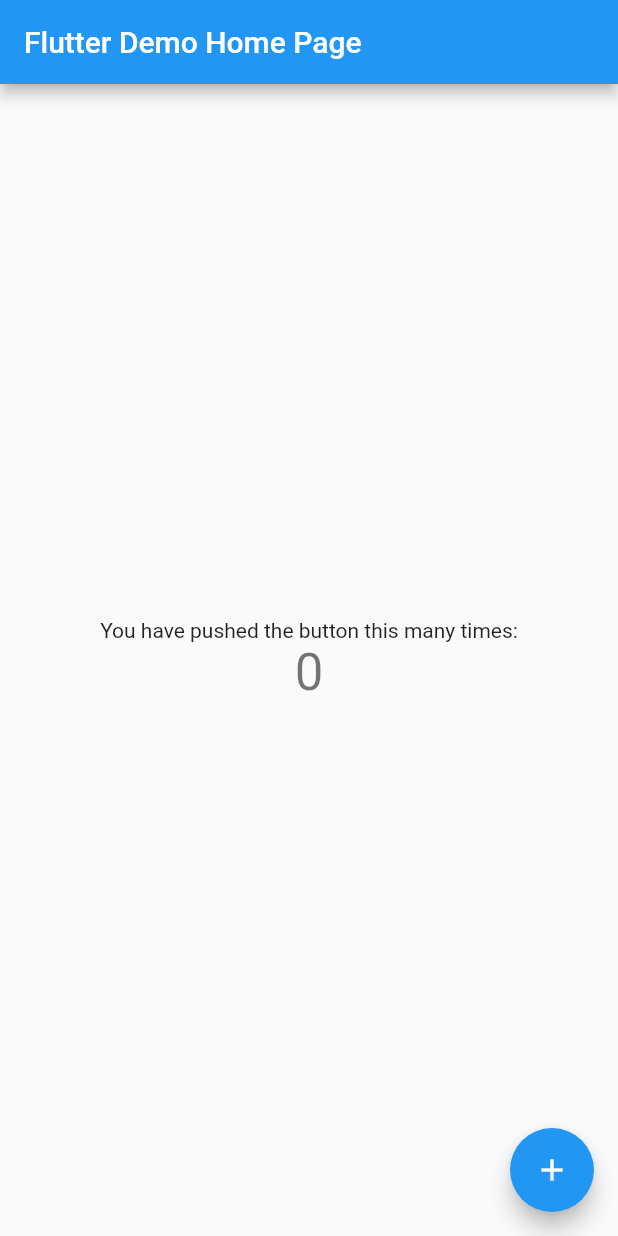
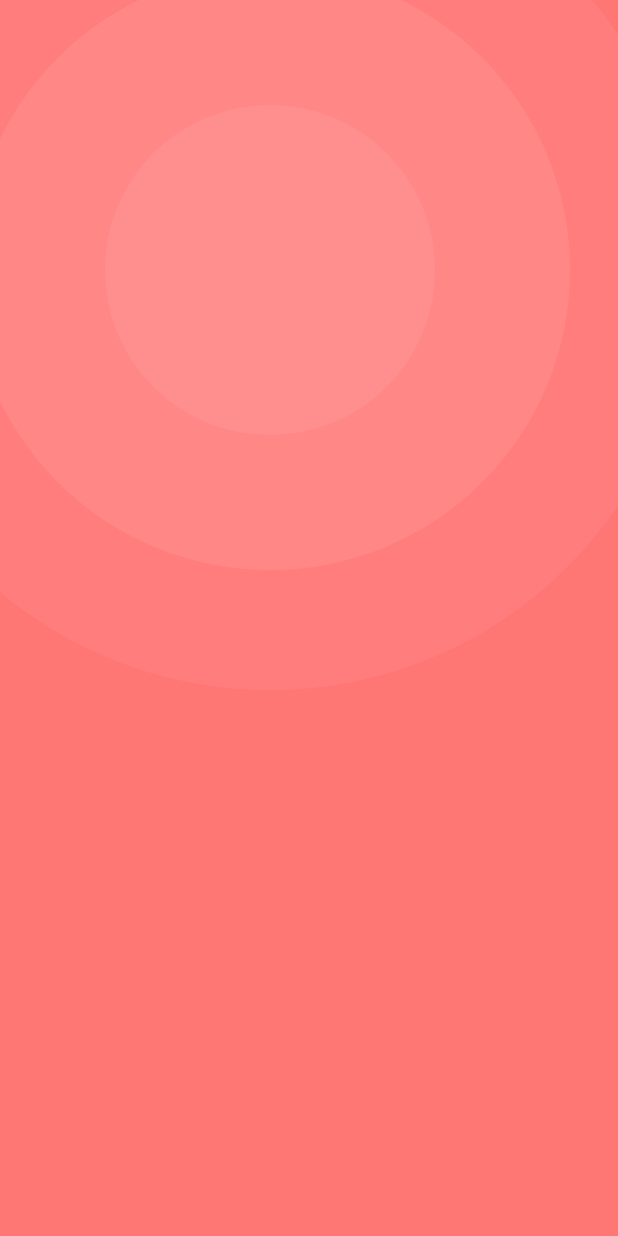
Before and after one commit to alisha-budhathoki/onBoarding_design, a Flutter app: the screen it shows after launch, on a phone screen of 412 x 824 dp. Run offline on Flutter 3.47's test engine with Material 2 defaults, Android fonts, the phone set to English and light mode, and no system bars.

Commit message:
- Add onboarding screen 1, 2, and 3 designs - added circles and its variations - added curves

```diff
--- a/lib/main.dart
+++ b/lib/main.dart
@@ -1,4 +1,6 @@
 import 'package:flutter/material.dart';
+
+import 'screens/home_page.dart';
 
 void main() {
   runApp(MyApp());
@@ -11,107 +13,10 @@ class MyApp extends StatelessWidget {
     return MaterialApp(
       title: 'Flutter Demo',
       theme: ThemeData(
-        // This is the theme of your application.
-        //
-        // Try running your application with "flutter run". You'll see the
-        // application has a blue toolbar. Then, without quitting the app, try
-        // changing the primarySwatch below to Colors.green and then invoke
-        // "hot reload" (press "r" in the console where you ran "flutter run",
-        // or simply save your changes to "hot reload" in a Flutter IDE).
-        // Notice that the counter didn't reset back to zero; the application
-        // is not restarted.
         primarySwatch: Colors.blue,
-        // This makes the visual density adapt to the platform that you run
-        // the app on. For desktop platforms, the controls will be smaller and
-        // closer together (more dense) than on mobile platforms.
         visualDensity: VisualDensity.adaptivePlatformDensity,
       ),
-      home: MyHomePage(title: 'Flutter Demo Home Page'),
+      home: HomePage(),
     );
   }
 }
-
-class MyHomePage extends StatefulWidget {
-  MyHomePage({Key key, this.title}) : super(key: key);
-
-  // This widget is the home page of your application. It is stateful, meaning
-  // that it has a State object (defined below) that contains fields that affect
-  // how it looks.
-
-  // This class is the configuration for the state. It holds the values (in this
-  // case the title) provided by the parent (in this case the App widget) and
-  // used by the build method of the State. Fields in a Widget subclass are
-  // always marked "final".
-
-  final String title;
-
-  @override
-  _MyHomePageState createState() => _MyHomePageState();
-}
-
-class _MyHomePageState extends State<MyHomePage> {
-  int _counter = 0;
-
-  void _incrementCounter() {
-    setState(() {
-      // This call to setState tells the Flutter framework that something has
-      // changed in this State, which causes it to rerun the build method below
-      // so that the display can reflect the updated values. If we changed
-      // _counter without calling setState(), then the build method would not be
-      // called again, and so nothing would appear to happen.
-      _counter++;
-    });
-  }
-
-  @override
-  Widget build(BuildContext context) {
-    // This method is rerun every time setState is called, for instance as done
-    // by the _incrementCounter method above.
-    //
-    // The Flutter framework has been optimized to make rerunning build methods
-    // fast, so that you can just rebuild anything that needs updating rather
-    // than having to individually change instances of widgets.
-    return Scaffold(
-      appBar: AppBar(
-        // Here we take the value from the MyHomePage object that was created by
-        // the App.build method, and use it to set our appbar title.
-        title: Text(widget.title),
-      ),
-      body: Center(
-        // Center is a layout widget. It takes a single child and positions it
-        // in the middle of the parent.
-        child: Column(
-          // Column is also a layout widget. It takes a list of children and
-          // arranges them vertically. By default, it sizes itself to fit its
-          // children horizontally, and tries to be as tall as its parent.
-          //
-          // Invoke "debug painting" (press "p" in the console, choose the
-          // "Toggle Debug Paint" action from the Flutter Inspector in Android
-          // Studio, or the "Toggle Debug Paint" command in Visual Studio Code)
-          // to see the wireframe for each widget.
-          //
-          // Column has various properties to control how it sizes itself and
-          // how it positions its children. Here we use mainAxisAlignment to
-          // center the children vertically; the main axis here is the vertical
-          // axis because Columns are vertical (the cross axis would be
-          // horizontal).
-          mainAxisAlignment: MainAxisAlignment.center,
-          children: <Widget>[
-            Text(
-              'You have pushed the button this many times:',
-            ),
-            Text(
-              '$_counter',
-              style: Theme.of(context).textTheme.headline4,
-            ),
-          ],
-        ),
-      ),
-      floatingActionButton: FloatingActionButton(
-        onPressed: _incrementCounter,
-        tooltip: 'Increment',
-        child: Icon(Icons.add),
-      ), // This trailing comma makes auto-formatting nicer for build methods.
-    );
-  }
-}
--- a/lib/screens/home_page.dart
+++ b/lib/screens/home_page.dart
@@ -0,0 +1,18 @@
+import 'package:custom_shape_onboarding/screens/onboarding_screen2.dart';
+import 'package:flutter/material.dart';
+
+import 'onboarding_screen3.dart';
+import 'top_bar.dart';
+
+class HomePage extends StatelessWidget {
+  const HomePage({Key key}) : super(key: key);
+
+  @override
+  Widget build(BuildContext context) {
+    return Scaffold(
+        body: Container(
+      // alignment: Alignment.bottomCenter,
+      child: OnBoardingScreen3(),
+    ));
+  }
+}
--- /dev/null
+++ b/lib/screens/onboarding_screen3.dart
@@ -0,0 +1,43 @@
+import 'package:custom_shape_onboarding/widgets/onboarding_curve1.dart';
+import 'package:custom_shape_onboarding/widgets/shapes/custom_shape_circle.dart';
+import 'package:flutter/material.dart';
+
+class OnBoardingScreen3 extends StatelessWidget {
+  @override
+  Widget build(BuildContext context) {
+    return Scaffold(
+      backgroundColor: Color(0xFFff7775),
+      body: Stack(
+        children: [
+          Positioned(
+            top: 180,
+            left: 180,
+            child: CustomPaint(
+              child: Container(),
+              painter: CustomCircle(
+                  radius: 110, color: Color(0xFFff8f8e).withOpacity(1)),
+            ),
+          ),
+          Positioned(
+            top: 180,
+            left: 180,
+            child: CustomPaint(
+              child: Container(),
+              painter: CustomCircle(
+                  radius: 200, color: Color(0xFFff8f8e).withOpacity(0.6)),
+            ),
+          ),
+          Positioned(
+            top: 180,
+            left: 180,
+            child: CustomPaint(
+              child: Container(),
+              painter: CustomCircle(
+                  radius: 280, color: Color(0xFFff8f8e).withOpacity(0.3)),
+            ),
+          ),
+        ],
+      ),
+    );
+  }
+}
--- /dev/null
+++ b/lib/widgets/shapes/custom_shape_circle.dart
@@ -0,0 +1,30 @@
+import 'package:flutter/material.dart';
+
+class CustomCircle extends CustomPainter {
+  final double widthVal;
+  final double heightVal;
+  final double radius;
+  final Color color;
+
+  const CustomCircle({
+    this.widthVal,
+    this.heightVal,
+    this.radius = 150.0,
+    this.color = Colors.black87,
+  });
+
+  @override
+  void paint(Canvas canvas, Size size) {
+    var paint = Paint()
+      ..color = color
+      ..strokeWidth = 15;
+    Offset center = Offset(widthVal == null ? size.width / 2 : widthVal,
+        heightVal == null ? size.height / 2 : heightVal);
+    canvas.drawCircle(center, radius, paint);
+  }
+
+  @override
+  bool shouldRepaint(covariant CustomPainter oldDelegate) {
+    return false;
+  }
+}
```
Also changed, not shown: lib/screens/onboarding_screen2.dart (added, +40 -0 lines), lib/screens/top_bar.dart (added, +14 -0 lines), lib/styles/colors.dart (added, +10 -0 lines), lib/widgets/onboarding_curve1.dart (added, +61 -0 lines), lib/widgets/onboarding_curve2.dart (added, +11 -0 lines), lib/widgets/onboarding_widgets.dart (added, +14 -0 lines), lib/widgets/shapes/curve_painter.dart (added, +76 -0 lines), 1 other file.
